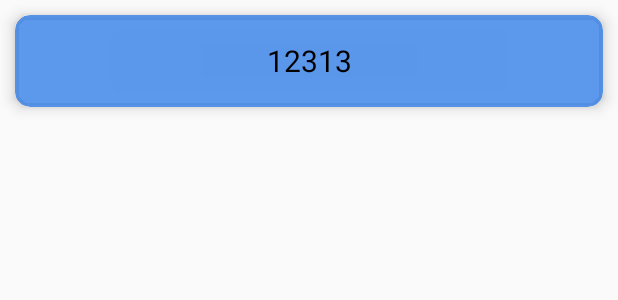
After one commit to a9015633256/ProjectCP101005, an Android app: the layout sujbect_title.xml on its own in the app's theme, with its tools: preview values and no code run, on a phone screen of 412 x 824 dp. The commit adds this screen. Shown: the top 300 px of the screen. Run offline under Robolectric (Android 15) with nearby library versions, the phone set to English and light mode, and no system bars.

Commit message:
8/10 新增Expand

```diff
--- a/app/src/main/res/layout/subject_all.xml
+++ b/app/src/main/res/layout/subject_all.xml
@@ -4,6 +4,7 @@
     xmlns:tools="http://schemas.android.com/tools"
     android:layout_width="match_parent"
     android:layout_height="match_parent"
+    android:id="@+id/FrameLayout"
     tools:context=".MainActivity">
 
 
--- a/app/src/main/res/layout/subject_create.xml
+++ b/app/src/main/res/layout/subject_create.xml
@@ -82,7 +82,7 @@
             android:layout_alignParentBottom="true"
             android:layout_marginBottom="40dp"
             android:background="@drawable/button"
-            android:text="@string/Update"
+            android:text="@string/sure"
             android:textColor="#ffffff" />
 
         <Button
@@ -93,7 +93,7 @@
             android:layout_alignParentBottom="true"
             android:layout_marginTop="200dp"
             android:background="@drawable/button"
-            android:text="@string/sure"
+            android:text="@string/Sure"
             android:textColor="#ffffff" />
     </RelativeLayout>
 </LinearLayout>
--- /dev/null
+++ b/app/src/main/res/layout/sujbect_title.xml
@@ -0,0 +1,52 @@
+<?xml version="1.0" encoding="utf-8"?>
+<android.support.v7.widget.CardView xmlns:android="http://schemas.android.com/apk/res/android"
+    xmlns:app="http://schemas.android.com/apk/res-auto"
+    android:id="@+id/container"
+    android:layout_width="match_parent"
+    android:layout_height="wrap_content"
+    android:layout_margin="10dp"
+    app:cardCornerRadius="10dp"
+    app:cardElevation="6dp">
+
+    <LinearLayout
+        android:layout_width="match_parent"
+        android:layout_height="wrap_content"
+        android:orientation="vertical">
+
+        <android.support.v7.widget.CardView
+            android:id="@+id/cvAssignTitle"
+            android:layout_width="match_parent"
+            android:layout_height="61dp"
+            app:cardBackgroundColor="@color/formColor3"
+            app:cardCornerRadius="10dp">
+
+            <TextView
+                android:id="@+id/tvSubjectTitle"
+                android:layout_width="match_parent"
+                android:layout_height="match_parent"
+                android:gravity="center_vertical"
+                android:textColor="@color/colorTextBlack"
+                android:textAlignment="center"
+
+                android:text="12313"
+                android:textSize="20sp" />
+
+        </android.support.v7.widget.CardView>
+
+        <LinearLayout
+            android:id="@+id/SujbectLinear"
+            android:layout_width="wrap_content"
+            android:layout_height="wrap_content"
+            android:orientation="vertical">
+
+            <!--<TextView-->
+            <!--android:layout_width="wrap_content"-->
+            <!--android:layout_height="wrap_content"-->
+            <!--android:text="1234125" />-->
+
+        </LinearLayout>
+
+    </LinearLayout>
+
+
+</android.support.v7.widget.CardView>
```
Also changed, not shown: app/src/main/java/com/example/yangwensing/myapplication/exam/SectionData.java (added, +48 -0 lines), app/src/main/java/com/example/yangwensing/myapplication/exam/StudentExam.java (+164 -58 lines).
